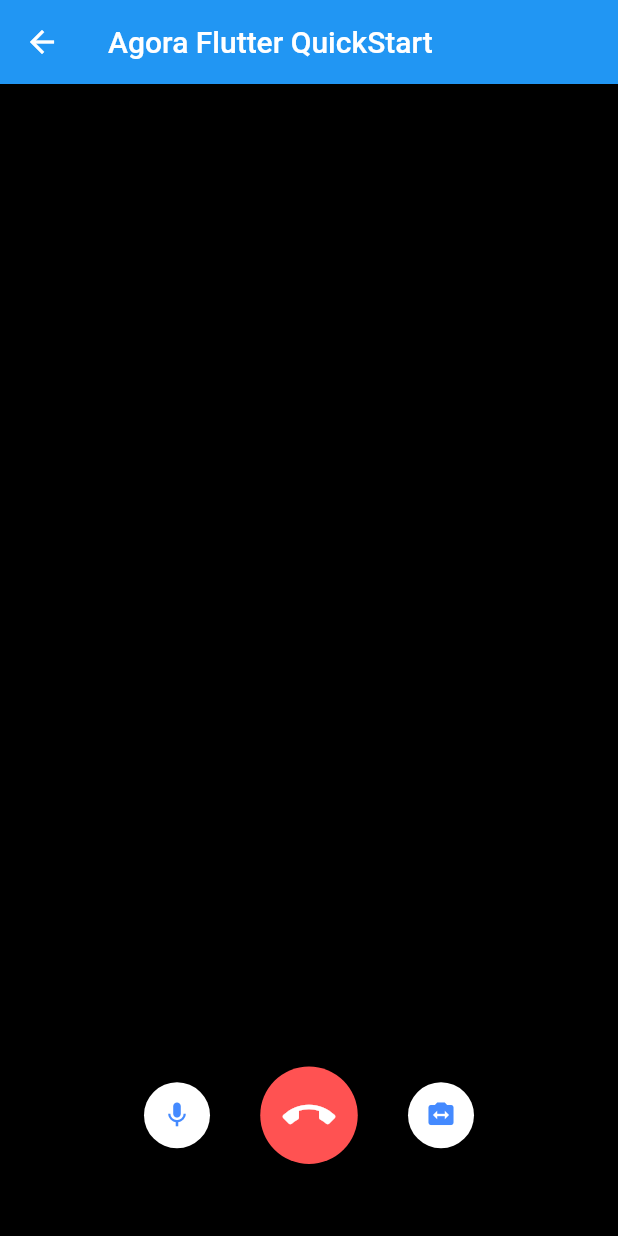
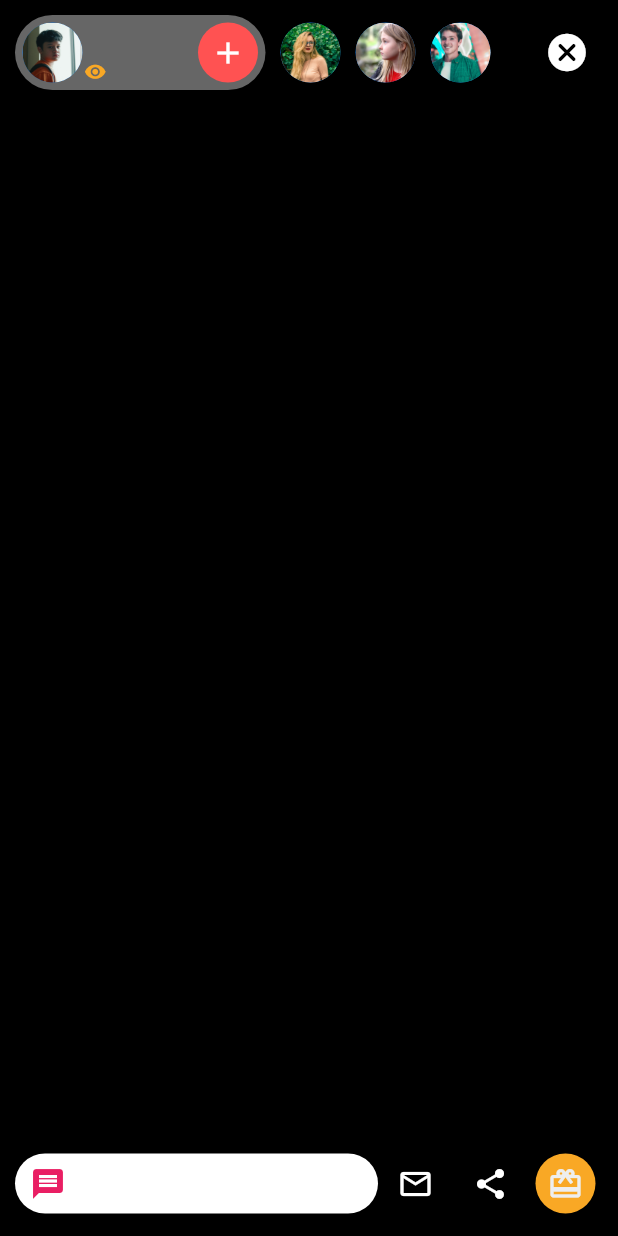
Before and after one commit to Gauravkatva/video_stream, a Flutter app: the CallScreen screen opened directly, on a phone screen of 412 x 824 dp. Run offline on Flutter 3.47's test engine with Material 2 defaults, Android fonts, the phone set to English and light mode, and no system bars; our stand-ins replace flutter_easyloading, permission_handler; missing offline and left inert: agora_rtc_engine.

Commit message:
Stable updates to the ui

```diff
--- a/lib/main.dart
+++ b/lib/main.dart
@@ -10,6 +10,7 @@ class MyApp extends StatelessWidget {
   @override
   Widget build(BuildContext context) {
     return MaterialApp(
+      debugShowCheckedModeBanner: false,
       home: Lending(),
       builder: EasyLoading.init(),
     );
--- a/lib/screen/call_screen.dart
+++ b/lib/screen/call_screen.dart
@@ -3,6 +3,7 @@ import 'dart:async';
 import 'package:agora_rtc_engine/rtc_engine.dart';
 import 'package:agora_rtc_engine/rtc_local_view.dart' as RtcLocalView;
 import 'package:agora_rtc_engine/rtc_remote_view.dart' as RtcRemoteView;
+import 'package:animations/animations.dart';
 import 'package:flutter/material.dart';
 
 import '../utils/settings.dart' as settings;
@@ -172,55 +173,201 @@ class _CallScreenState extends State<CallScreen> {
     return Container();
   }
 
+  List<Widget> _headerWidgets() {
+    Widget _closeButton = IconButton(
+      iconSize: 30,
+      color: Colors.white,
+      onPressed: () {
+        Navigator.of(context).pop();
+      },
+      icon: Icon(Icons.cancel_rounded),
+    );
+    return [
+      Expanded(
+        child: Container(
+          width: 125,
+          decoration: BoxDecoration(
+            color: Colors.white.withOpacity(0.4),
+            borderRadius: BorderRadius.circular(25),
+          ),
+          child: Row(
+            mainAxisAlignment: MainAxisAlignment.spaceBetween,
+            children: [
+              Padding(
+                padding: const EdgeInsets.all(5.0),
+                child: Row(
+                  crossAxisAlignment: CrossAxisAlignment.end,
+                  children: [
+                    Container(
+                      child: CircleAvatar(
+                        backgroundImage: AssetImage("assets/person1.jpg"),
+                      ),
+                    ),
+                    SizedBox(
+                      width: 1,
+                    ),
+                    Icon(
+                      Icons.remove_red_eye,
+                      color: Colors.yellow[800],
+                      size: 15,
+                    ),
+                  ],
+                ),
+              ),
+              Padding(
+                padding: const EdgeInsets.all(5.0),
+                child: CircleAvatar(
+                  radius: 20,
+                  backgroundColor: Colors.redAccent,
+                  child: IconButton(
+                    color: Colors.white,
+                    onPressed: () {},
+                    icon: Icon(Icons.add),
+                  ),
+                ),
+              ),
+            ],
+          ),
+        ),
+      ),
+      SizedBox(
+        width: 10,
+      ),
+      Expanded(
+        child: Row(
+          children: [
+            Container(
+              child: CircleAvatar(
+                backgroundImage: AssetImage("assets/person2.jpg"),
+              ),
+            ),
+            SizedBox(
+              width: 10,
+            ),
+            Container(
+              child: CircleAvatar(
+                backgroundImage: AssetImage("assets/person3.jpg"),
+              ),
+            ),
+            SizedBox(
+              width: 10,
+            ),
+            Container(
+              child: CircleAvatar(
+                backgroundImage: AssetImage("assets/person4.jpg"),
+              ),
+            ),
+            Expanded(
+              child: Container(
+                height: 50,
+                margin: EdgeInsets.only(left: 15),
+              ),
+            ),
+          ],
+        ),
+      ),
+      _closeButton,
+    ];
+  }
+
+  List<Widget> _footerWidgets() {
+    Widget giftButton = Padding(
+      padding: const EdgeInsets.all(5.0),
+      child: CircleAvatar(
+        radius: 20,
+        backgroundColor: Colors.yellow[800],
+        child: IconButton(
+          color: Colors.grey[200],
+          onPressed: () {},
+          icon: Icon(Icons.card_giftcard),
+        ),
+      ),
+    );
+
+    Widget shareButton = Padding(
+      padding: const EdgeInsets.all(5.0),
+      child: CircleAvatar(
+        radius: 20,
+        backgroundColor: Colors.black.withOpacity(0.5),
+        child: IconButton(
+          color: Colors.white,
+          onPressed: () {},
+          icon: Icon(Icons.share),
+        ),
+      ),
+    );
+
+    Widget sendMail = Padding(
+      padding: const EdgeInsets.all(5.0),
+      child: CircleAvatar(
+        radius: 20,
+        backgroundColor: Colors.black.withOpacity(0.5),
+        child: IconButton(
+          color: Colors.white,
+          onPressed: () {},
+          icon: Icon(Icons.mail_outlined),
+        ),
+      ),
+    );
+
+    Widget chatTextField = Expanded(
+      child: Container(
+        height: 40,
+        padding: EdgeInsets.fromLTRB(10, 0, 10, 0),
+        decoration: BoxDecoration(
+          color: Colors.white,
+          borderRadius: BorderRadius.circular(30.0),
+        ),
+        child: Row(
+          children: [
+            Icon(
+              Icons.message,
+              color: Colors.pink,
+            ),
+          ],
+        ),
+      ),
+    );
+
+    // Widget shareButton =
+
+    // Returning the list
+    return [
+      chatTextField,
+      sendMail,
+      shareButton,
+      giftButton,
+    ];
+  }
+
   /// Toolbar layout
   Widget _toolbar() {
-    if (widget.role == ClientRole.Audience) return Container();
-    return Container(
-      alignment: Alignment.bottomCenter,
-      padding: const EdgeInsets.symmetric(vertical: 48),
-      child: Row(
-        mainAxisAlignment: MainAxisAlignment.center,
-        children: <Widget>[
-          RawMaterialButton(
-            onPressed: _onToggleMute,
-            child: Icon(
-              muted ? Icons.mic_off : Icons.mic,
-              color: muted ? Colors.white : Colors.blueAccent,
-              size: 20.0,
+    return SafeArea(
+      child: Container(
+        padding: EdgeInsets.all(10),
+        child: Column(
+          crossAxisAlignment: CrossAxisAlignment.stretch,
+          mainAxisAlignment: MainAxisAlignment.spaceBetween,
+          children: [
+            Row(
+              mainAxisAlignment: MainAxisAlignment.spaceBetween,
+              children: _headerWidgets(),
             ),
-            shape: CircleBorder(),
-            elevation: 2.0,
-            fillColor: muted ? Colors.blueAccent : Colors.white,
-            padding: const EdgeInsets.all(12.0),
-          ),
-          RawMaterialButton(
-            onPressed: () => _onCallEnd(context),
-            child: Icon(
-              Icons.call_end,
-              color: Colors.white,
-              size: 35.0,
+            Row(
+              mainAxisAlignment: MainAxisAlignment.spaceBetween,
+              children: _footerWidgets(),
             ),
-            shape: CircleBorder(),
-            elevation: 2.0,
-            fillColor: Colors.redAccent,
-            padding: const EdgeInsets.all(15.0),
-          ),
-          RawMaterialButton(
-            onPressed: _onSwitchCamera,
-            child: Icon(
-              Icons.switch_camera,
-              color: Colors.blueAccent,
-              size: 20.0,
-            ),
-            shape: CircleBorder(),
-            elevation: 2.0,
-            fillColor: Colors.white,
-            padding: const EdgeInsets.all(12.0),
-          )
-        ],
+          ],
+        ),
       ),
     );
   }
+
+  List<String> fansList = [
+    "assets/person_image.jpg",
+    "assets/person4.jpg",
+    "assets/person5.jpg",
+  ];
 
   /// Info panel to show logs
   Widget _panel() {
@@ -232,8 +379,9 @@ class _CallScreenState extends State<CallScreen> {
         child: Container(
           padding: const EdgeInsets.symmetric(vertical: 48),
           child: ListView.builder(
+            physics: BouncingScrollPhysics(),
             reverse: true,
-            itemCount: _infoStrings.length,
+            itemCount: fansList.length,
             itemBuilder: (BuildContext context, int index) {
               if (_infoStrings.isEmpty) {
                 return null;
@@ -244,24 +392,10 @@ class _CallScreenState extends State<CallScreen> {
                   horizontal: 10,
                 ),
                 child: Row(
-                  mainAxisSize: MainAxisSize.min,
                   children: [
-                    Flexible(
-                      child: Container(
-                        padding: const EdgeInsets.symmetric(
-                          vertical: 2,
-                          horizontal: 5,
-                        ),
-                        decoration: BoxDecoration(
-                          color: Colors.yellowAccent,
-                          borderRadius: BorderRadius.circular(5),
-                        ),
-                        child: Text(
-                          _infoStrings[index],
-                          style: TextStyle(color: Colors.blueGrey),
-                        ),
-                      ),
-                    )
+                    CircleAvatar(
+                      backgroundImage: AssetImage(fansList[index]),
+                    ),
                   ],
                 ),
               );
@@ -272,27 +406,24 @@ class _CallScreenState extends State<CallScreen> {
     );
   }
 
-  void _onCallEnd(BuildContext context) {
-    Navigator.pop(context);
-  }
+  // void _onCallEnd(BuildContext context) {
+  //   Navigator.pop(context);
+  // }
 
-  void _onToggleMute() {
-    setState(() {
-      muted = !muted;
-    });
-    _engine.muteLocalAudioStream(muted);
-  }
+  // void _onToggleMute() {
+  //   setState(() {
+  //     muted = !muted;
+  //   });
+  //   _engine.muteLocalAudioStream(muted);
+  // }
 
-  void _onSwitchCamera() {
-    _engine.switchCamera();
-  }
+  // void _onSwitchCamera() {
+  //   _engine.switchCamera();
+  // }
 
   @override
   Widget build(BuildContext context) {
     return Scaffold(
-      appBar: AppBar(
-        title: Text('Agora Flutter QuickStart'),
-      ),
       backgroundColor: Colors.black,
       body: Center(
         child: Stack(
--- a/lib/screen/lending.dart
+++ b/lib/screen/lending.dart
@@ -76,7 +76,7 @@ class _LendingState extends State<Lending> {
                       fontWeight: FontWeight.bold,
                     ),
                   ),
-                  color: Colors.indigoAccent,
+                  color: Colors.black,
                 ),
               ),
             ),
--- a/pubspec.yaml
+++ b/pubspec.yaml
@@ -21,6 +21,7 @@ environment:
   sdk: ">=2.7.0 <3.0.0"
 
 dependencies:
+  animations: ^1.1.2
   agora_rtc_engine: ^3.2.1
   flutter_easyloading: ^2.2.2
   permission_handler: ^5.1.0+2
```
Also changed, not shown: assets/person1.jpg (added), assets/person2.jpg (added), assets/person3.jpg (added), assets/person4.jpg (added), assets/person5.jpg (added), assets/person6.jpg (added), assets/person7.jpg (added), 1 other file.
